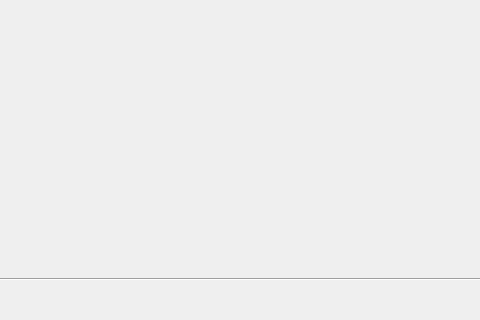
The window that src/ui/partitionselect.ui (Munix-Developers/munix-qt-installer) describes before a commit, drawn with Qt 5; both pictures show x 0 to 480 and y 160 to 480 of the 640 by 480 pixel window.
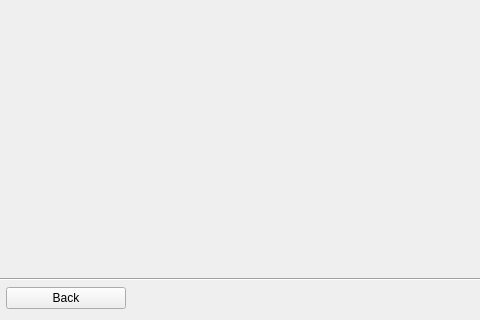
The same window after the commit.

```diff
--- a/src/ui/partitionselect.ui
+++ b/src/ui/partitionselect.ui
@@ -127,6 +127,25 @@
        <property name="rightMargin">
         <number>6</number>
        </property>
+       <item>
+        <widget class="QPushButton" name="back">
+         <property name="sizePolicy">
+          <sizepolicy hsizetype="Expanding" vsizetype="Fixed">
+           <horstretch>0</horstretch>
+           <verstretch>0</verstretch>
+          </sizepolicy>
+         </property>
+         <property name="maximumSize">
+          <size>
+           <width>120</width>
+           <height>16777215</height>
+          </size>
+         </property>
+         <property name="text">
+          <string>Back</string>
+         </property>
+        </widget>
+       </item>
        <item>
         <spacer name="horizontalSpacer_2">
          <property name="orientation">
```
Left out of the diff: 2 changed lines with no effect on the pictures.
